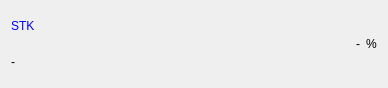
Above: UI/pos.ui from colaisr/algotrader before the change. Below: the same form after it.
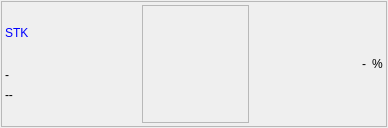
That is the form after the change.

What changed in the file:
```diff
--- a/UI/pos.ui
+++ b/UI/pos.ui
@@ -7,20 +7,66 @@
     <x>0</x>
     <y>0</y>
     <width>388</width>
-    <height>88</height>
+    <height>128</height>
    </rect>
   </property>
   <property name="windowTitle">
    <string>Form</string>
   </property>
   <property name="styleSheet">
-   <string notr="true">border-color: rgb(153, 102, 51);</string>
+   <string notr="true"/>
   </property>
   <layout class="QGridLayout" name="gridLayout">
+   <property name="leftMargin">
+    <number>1</number>
+   </property>
+   <property name="topMargin">
+    <number>1</number>
+   </property>
+   <property name="rightMargin">
+    <number>1</number>
+   </property>
+   <property name="bottomMargin">
+    <number>1</number>
+   </property>
+   <item row="1" column="0">
+    <widget class="QFrame" name="border_frame">
+     <property name="frameShape">
+      <enum>QFrame::StyledPanel</enum>
+     </property>
+     <property name="frameShadow">
+      <enum>QFrame::Raised</enum>
+     </property>
+     <layout class="QGridLayout" name="gridLayout_2">
+      <property name="leftMargin">
+       <number>3</number>
+      </property>
+      <property name="topMargin">
+       <number>3</number>
+      </property>
+      <property name="rightMargin">
+       <number>3</number>
+      </property>
+      <property name="bottomMargin">
+       <number>3</number>
+      </property>
    <item row="0" column="0">
-    <layout class="QHBoxLayout" name="horizontalLayout_2">
+       <layout class="QHBoxLayout" name="mainholder">
      <item>
-      <layout class="QVBoxLayout" name="verticalLayout">
+         <layout class="QVBoxLayout" name="bulck_data">
+          <item>
+           <spacer name="verticalSpacer">
+            <property name="orientation">
+             <enum>Qt::Vertical</enum>
+            </property>
+            <property name="sizeHint" stdset="0">
+             <size>
+              <width>20</width>
+              <height>40</height>
+             </size>
+            </property>
+           </spacer>
+          </item>
        <item>
         <widget class="QLabel" name="lStock">
          <property name="styleSheet">
@@ -31,6 +77,19 @@
          </property>
         </widget>
        </item>
+          <item>
+           <spacer name="verticalSpacer_2">
+            <property name="orientation">
+             <enum>Qt::Vertical</enum>
+            </property>
+            <property name="sizeHint" stdset="0">
+             <size>
+              <width>20</width>
+              <height>40</height>
+             </size>
+            </property>
+           </spacer>
+          </item>
        <item>
         <widget class="QLabel" name="lVolume">
          <property name="text">
@@ -38,8 +97,63 @@
          </property>
         </widget>
        </item>
-      </layout>
-     </item>
+          <item>
+           <widget class="QLabel" name="lBulckValue">
+            <property name="text">
+             <string>--</string>
+            </property>
+           </widget>
+          </item>
+          <item>
+           <spacer name="verticalSpacer_3">
+            <property name="orientation">
+             <enum>Qt::Vertical</enum>
+            </property>
+            <property name="sizeHint" stdset="0">
+             <size>
+              <width>20</width>
+              <height>40</height>
+             </size>
+            </property>
+           </spacer>
+          </item>
+         </layout>
+        </item>
+        <item>
+         <spacer name="horizontalSpacer_2">
+          <property name="orientation">
+           <enum>Qt::Horizontal</enum>
+          </property>
+          <property name="sizeHint" stdset="0">
+           <size>
+            <width>40</width>
+            <height>20</height>
+           </size>
+          </property>
+         </spacer>
+        </item>
+        <item>
+         <widget class="QScrollArea" name="scrollArea">
+          <property name="widgetResizable">
+           <bool>true</bool>
+          </property>
+          <widget class="QWidget" name="scrollAreaWidgetContents">
+           <property name="geometry">
+            <rect>
+             <x>0</x>
+             <y>0</y>
+             <width>91</width>
+             <height>114</height>
+            </rect>
+           </property>
+           <layout class="QGridLayout" name="gridLayout_4">
+            <item row="0" column="0">
+             <layout class="QGridLayout" name="gg"/>
+            </item>
+           </layout>
+          </widget>
+         </widget>
+        </item>
      <item>
       <spacer name="horizontalSpacer">
        <property name="orientation">
@@ -72,6 +186,9 @@
       </layout>
      </item>
     </layout>
+      </item>
+     </layout>
+    </widget>
    </item>
   </layout>
  </widget>
```
Lines whose indentation alone changed are shown as unchanged.
